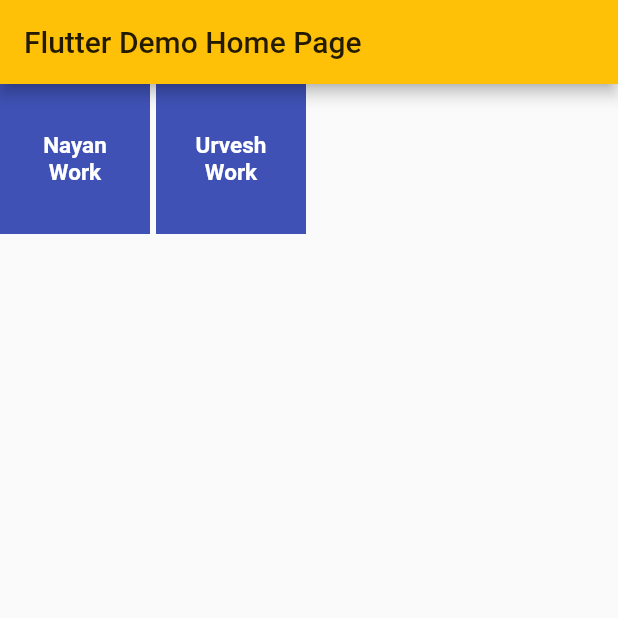
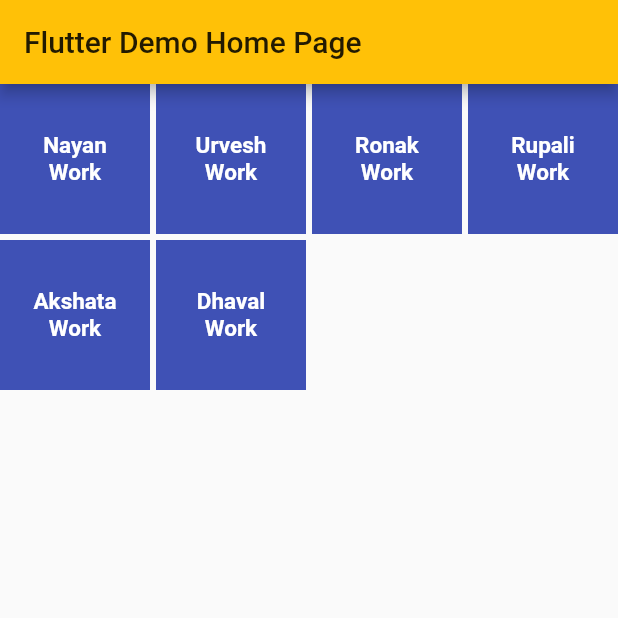
Before and after one commit to arj1496/flutter_app, a Flutter app: the screen it shows after launch, on a phone screen of 412 x 824 dp, the top half of it. Run offline on Flutter 3.47's test engine with Material 2 defaults, Android fonts, the phone set to English and light mode, and no system bars; Roboto replaces fonts that are missing (Montserrat).

Commit message:
Update main.dart

```diff
--- a/lib/main.dart
+++ b/lib/main.dart
@@ -92,6 +92,66 @@ class _MyHomePageState extends State<MyHomePage> {
       ),
     );
 
+    final RonakWork = Material(
+      color: Colors.indigo,
+      /* borderRadius: BorderRadius.circular(30.0),*/
+      child: MaterialButton(
+
+        minWidth: MediaQuery.of(context).size.width,
+        padding: EdgeInsets.fromLTRB(20.0, 15.0, 20.0, 15.0),
+        onPressed: (){},
+        child: Text("Ronak Work",
+            textAlign: TextAlign.center,
+            style: style.copyWith(
+                color: Colors.white, fontWeight: FontWeight.bold)),
+      ),
+    );
+
+    final rupaliWork = Material(
+      color: Colors.indigo,
+      /* borderRadius: BorderRadius.circular(30.0),*/
+      child: MaterialButton(
+
+        minWidth: MediaQuery.of(context).size.width,
+        padding: EdgeInsets.fromLTRB(20.0, 15.0, 20.0, 15.0),
+        onPressed: (){},
+        child: Text("Rupali Work",
+            textAlign: TextAlign.center,
+            style: style.copyWith(
+                color: Colors.white, fontWeight: FontWeight.bold)),
+      ),
+    );
+
+    final akshataWork = Material(
+      color: Colors.indigo,
+      /* borderRadius: BorderRadius.circular(30.0),*/
+      child: MaterialButton(
+
+        minWidth: MediaQuery.of(context).size.width,
+        padding: EdgeInsets.fromLTRB(20.0, 15.0, 20.0, 15.0),
+        onPressed: (){},
+        child: Text("Akshata Work",
+            textAlign: TextAlign.center,
+            style: style.copyWith(
+                color: Colors.white, fontWeight: FontWeight.bold)),
+      ),
+    );
+
+    final dhavalWork = Material(
+      color: Colors.indigo,
+      /* borderRadius: BorderRadius.circular(30.0),*/
+      child: MaterialButton(
+
+        minWidth: MediaQuery.of(context).size.width,
+        padding: EdgeInsets.fromLTRB(20.0, 15.0, 20.0, 15.0),
+        onPressed: (){},
+        child: Text("Dhaval Work",
+            textAlign: TextAlign.center,
+            style: style.copyWith(
+                color: Colors.white, fontWeight: FontWeight.bold)),
+      ),
+    );
+
     return Scaffold(
       appBar: AppBar(
         // Here we take the value from the MyHomePage object that was created by
@@ -109,7 +169,10 @@ class _MyHomePageState extends State<MyHomePage> {
 
             nayanWork,
             uvWork,
-
+            RonakWork,
+            rupaliWork,
+            akshataWork,
+            dhavalWork
 
 
           ],
```
